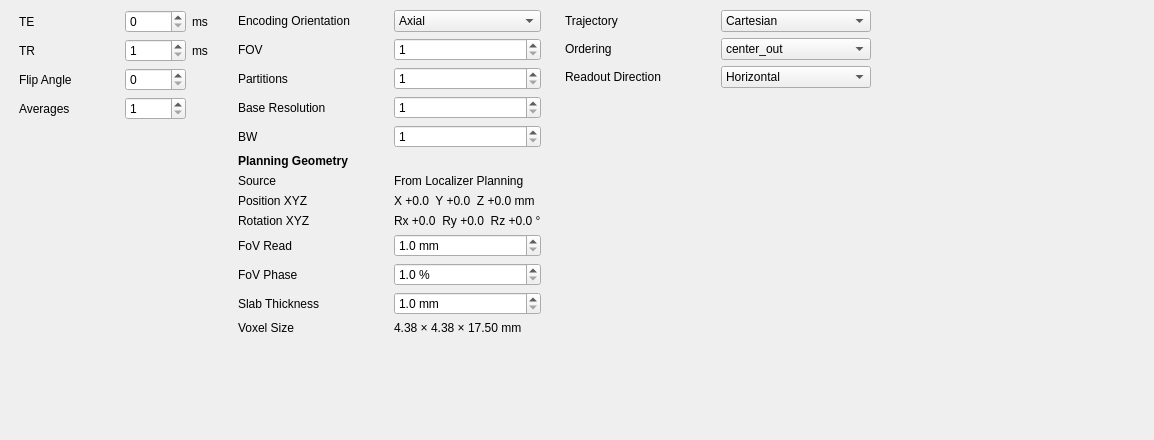
ziximu7-gif/mri4all-console-dev, file sequences/gre_3D/interface.ui: the form before one commit.
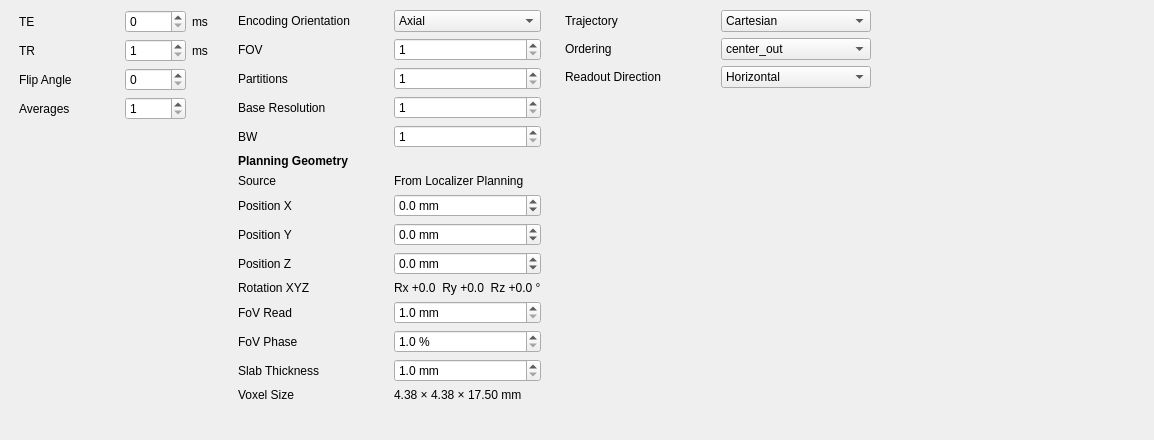
The form after the commit.

Commit message: feat(ui): edit planned GRE position

What changed in the file:
```diff
--- a/sequences/gre_3D/interface.ui
+++ b/sequences/gre_3D/interface.ui
@@ -318,31 +318,107 @@
       <item row="9" column="0">
        <widget class="QLabel" name="label_planning_position">
         <property name="text">
-         <string>Position XYZ</string>
+         <string>Position X</string>
         </property>
        </widget>
       </item>
       <item row="9" column="1">
-       <widget class="QLabel" name="PlanningPosition_Value">
+       <widget class="QDoubleSpinBox" name="PlanningPositionX_Value">
         <property name="minimumSize">
          <size>
           <width>120</width>
           <height>0</height>
          </size>
         </property>
-        <property name="text">
-         <string>X +0.0  Y +0.0  Z +0.0 mm</string>
+        <property name="decimals">
+         <number>1</number>
+        </property>
+        <property name="minimum">
+         <double>-1000.000000000000000</double>
+        </property>
+        <property name="maximum">
+         <double>1000.000000000000000</double>
+        </property>
+        <property name="singleStep">
+         <double>1.000000000000000</double>
+        </property>
+        <property name="suffix">
+         <string> mm</string>
         </property>
        </widget>
       </item>
       <item row="10" column="0">
+       <widget class="QLabel" name="label_planning_position_y">
+        <property name="text">
+         <string>Position Y</string>
+        </property>
+       </widget>
+      </item>
+      <item row="10" column="1">
+       <widget class="QDoubleSpinBox" name="PlanningPositionY_Value">
+        <property name="minimumSize">
+         <size>
+          <width>120</width>
+          <height>0</height>
+         </size>
+        </property>
+        <property name="decimals">
+         <number>1</number>
+        </property>
+        <property name="minimum">
+         <double>-1000.000000000000000</double>
+        </property>
+        <property name="maximum">
+         <double>1000.000000000000000</double>
+        </property>
+        <property name="singleStep">
+         <double>1.000000000000000</double>
+        </property>
+        <property name="suffix">
+         <string> mm</string>
+        </property>
+       </widget>
+      </item>
+      <item row="11" column="0">
+       <widget class="QLabel" name="label_planning_position_z">
+        <property name="text">
+         <string>Position Z</string>
+        </property>
+       </widget>
+      </item>
+      <item row="11" column="1">
+       <widget class="QDoubleSpinBox" name="PlanningPositionZ_Value">
+        <property name="minimumSize">
+         <size>
+          <width>120</width>
+          <height>0</height>
+         </size>
+        </property>
+        <property name="decimals">
+         <number>1</number>
+        </property>
+        <property name="minimum">
+         <double>-1000.000000000000000</double>
+        </property>
+        <property name="maximum">
+         <double>1000.000000000000000</double>
+        </property>
+        <property name="singleStep">
+         <double>1.000000000000000</double>
+        </property>
+        <property name="suffix">
+         <string> mm</string>
+        </property>
+       </widget>
+      </item>
+      <item row="12" column="0">
        <widget class="QLabel" name="label_planning_rotation">
         <property name="text">
          <string>Rotation XYZ</string>
         </property>
        </widget>
       </item>
-      <item row="10" column="1">
+      <item row="12" column="1">
        <widget class="QLabel" name="PlanningRotation_Value">
         <property name="minimumSize">
          <size>
@@ -355,14 +431,14 @@
         </property>
        </widget>
       </item>
-      <item row="11" column="0">
+      <item row="13" column="0">
        <widget class="QLabel" name="label_planning_fov_read">
         <property name="text">
          <string>FoV Read</string>
         </property>
        </widget>
       </item>
-      <item row="11" column="1">
+      <item row="13" column="1">
        <widget class="QDoubleSpinBox" name="PlanningFOVRead_Value">
         <property name="minimumSize">
          <size>
@@ -387,14 +463,14 @@
         </property>
        </widget>
       </item>
-      <item row="12" column="0">
+      <item row="14" column="0">
        <widget class="QLabel" name="label_planning_fov_phase">
         <property name="text">
          <string>FoV Phase</string>
         </property>
        </widget>
       </item>
-      <item row="12" column="1">
+      <item row="14" column="1">
        <widget class="QDoubleSpinBox" name="PlanningFOVPhase_Value">
         <property name="minimumSize">
          <size>
@@ -419,14 +495,14 @@
         </property>
        </widget>
       </item>
-      <item row="13" column="0">
+      <item row="15" column="0">
        <widget class="QLabel" name="label_planning_slab_thickness">
         <property name="text">
          <string>Slab Thickness</string>
         </property>
        </widget>
       </item>
-      <item row="13" column="1">
+      <item row="15" column="1">
        <widget class="QDoubleSpinBox" name="PlanningSlabThickness_Value">
         <property name="minimumSize">
          <size>
@@ -451,14 +527,14 @@
         </property>
        </widget>
       </item>
-      <item row="14" column="0">
+      <item row="16" column="0">
        <widget class="QLabel" name="label_planning_voxel_size">
         <property name="text">
          <string>Voxel Size</string>
         </property>
        </widget>
       </item>
-      <item row="14" column="1">
+      <item row="16" column="1">
        <widget class="QLabel" name="PlanningVoxelSize_Value">
         <property name="minimumSize">
          <size>
@@ -471,7 +547,7 @@
         </property>
        </widget>
       </item>
-      <item row="15" column="0">
+      <item row="17" column="0">
        <spacer name="verticalSpacer_2">
         <property name="orientation">
          <enum>Qt::Vertical</enum>
```
Left out of the diff: 2 changed lines with no effect on the pictures. The commit also changes 1 other file.
